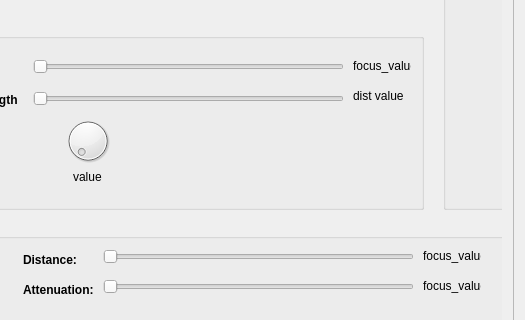
The window that GUI/mainwindow.ui (awegsche/QtRaytracer) describes before a commit, drawn with Qt 5; both pictures show x 780 to 1305 and y 197 to 517 of the 1305 by 654 pixel window.
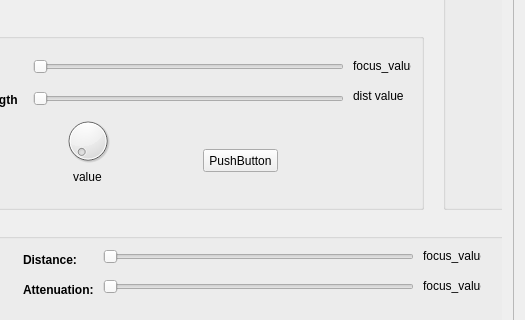
The same window after the commit.

The edit to the form file:
```diff
--- a/GUI/mainwindow.ui
+++ b/GUI/mainwindow.ui
@@ -101,8 +101,8 @@
            <rect>
             <x>0</x>
             <y>0</y>
-            <width>614</width>
-            <height>491</height>
+            <width>601</width>
+            <height>482</height>
            </rect>
           </property>
           <attribute name="label">
@@ -438,6 +438,19 @@
              <string>value</string>
             </property>
            </widget>
+           <widget class="QPushButton" name="pushButton_3">
+            <property name="geometry">
+             <rect>
+              <x>280</x>
+              <y>130</y>
+              <width>75</width>
+              <height>23</height>
+             </rect>
+            </property>
+            <property name="text">
+             <string>PushButton</string>
+            </property>
+           </widget>
           </widget>
           <widget class="QGroupBox" name="groupBox_3">
            <property name="geometry">
```
Left out of the diff: 10 changed lines with no effect on the pictures.
